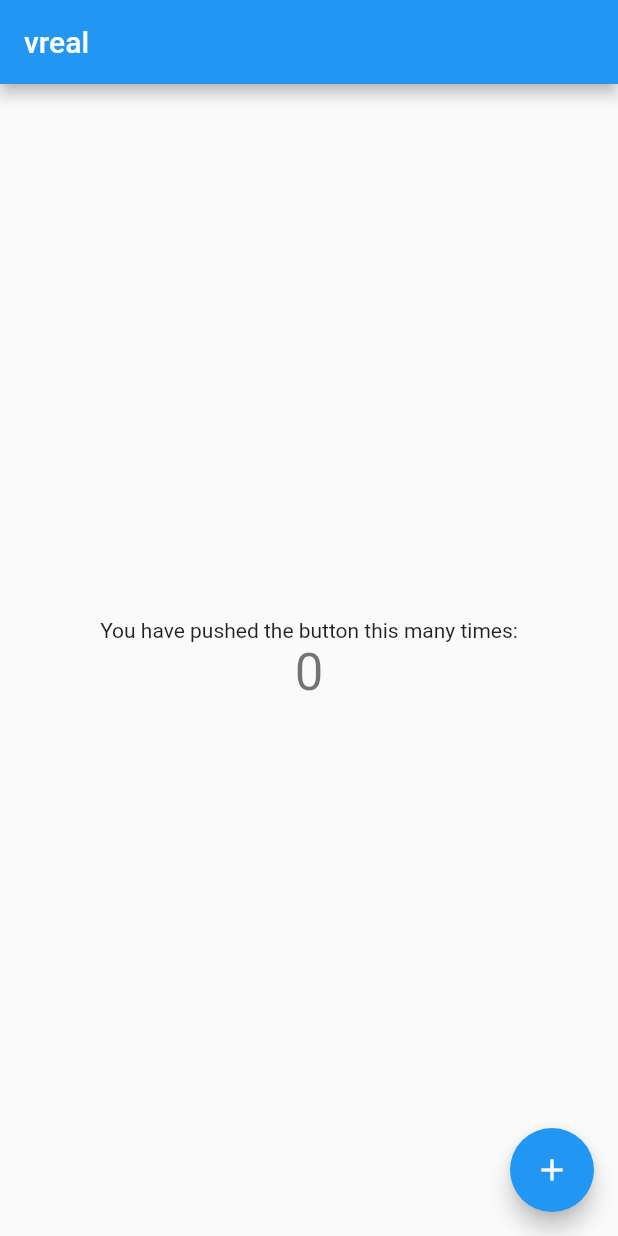
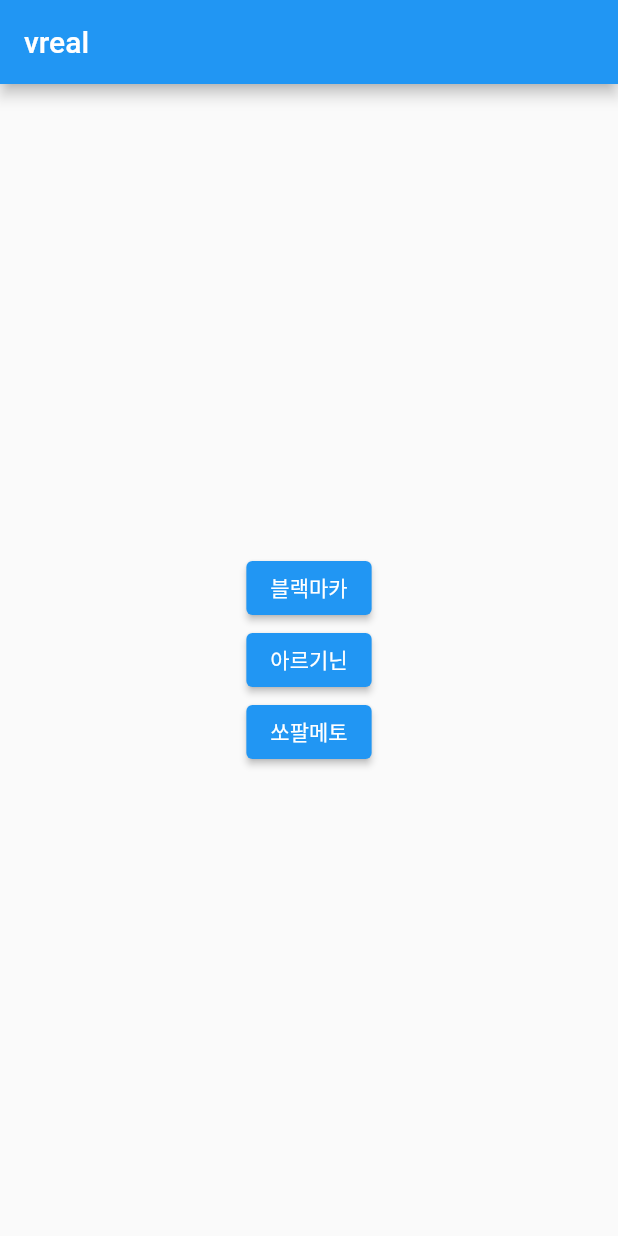
Before and after one commit to sohnsmith/vreal0.1, a Flutter app: the screen it shows after launch, on a phone screen of 412 x 824 dp. Run offline on Flutter 3.47's test engine with Material 2 defaults, Android fonts, the phone set to English and light mode, and no system bars.

Commit message:
first setting

```diff
--- a/lib/main.dart
+++ b/lib/main.dart
@@ -1,4 +1,5 @@
 import 'package:flutter/material.dart';
+import 'package:vreal0_1/src/app.dart';
 
 void main() {
   runApp(const MyApp());
@@ -13,103 +14,9 @@ class MyApp extends StatelessWidget {
     return MaterialApp(
       title: 'vreal',
       theme: ThemeData(
-        // This is the theme of your application.
-        //
-        // Try running your application with "flutter run". You'll see the
-        // application has a blue toolbar. Then, without quitting the app, try
-        // changing the primarySwatch below to Colors.green and then invoke
-        // "hot reload" (press "r" in the console where you ran "flutter run",
-        // or simply save your changes to "hot reload" in a Flutter IDE).
-        // Notice that the counter didn't reset back to zero; the application
-        // is not restarted.
         primarySwatch: Colors.blue,
       ),
-      home: const MyHomePage(title: 'vreal'),
+      home: const App(),
     );
   }
 }
-
-class MyHomePage extends StatefulWidget {
-  const MyHomePage({super.key, required this.title});
-
-  // This widget is the home page of your application. It is stateful, meaning
-  // that it has a State object (defined below) that contains fields that affect
-  // how it looks.
-
-  // This class is the configuration for the state. It holds the values (in this
-  // case the title) provided by the parent (in this case the App widget) and
-  // used by the build method of the State. Fields in a Widget subclass are
-  // always marked "final".
-
-  final String title;
-
-  @override
-  State<MyHomePage> createState() => _MyHomePageState();
-}
-
-class _MyHomePageState extends State<MyHomePage> {
-  int _counter = 0;
-
-  void _incrementCounter() {
-    setState(() {
-      // This call to setState tells the Flutter framework that something has
-      // changed in this State, which causes it to rerun the build method below
-      // so that the display can reflect the updated values. If we changed
-      // _counter without calling setState(), then the build method would not be
-      // called again, and so nothing would appear to happen.
-      _counter++;
-    });
-  }
-
-  @override
-  Widget build(BuildContext context) {
-    // This method is rerun every time setState is called, for instance as done
-    // by the _incrementCounter method above.
-    //
-    // The Flutter framework has been optimized to make rerunning build methods
-    // fast, so that you can just rebuild anything that needs updating rather
-    // than having to individually change instances of widgets.
-    return Scaffold(
-      appBar: AppBar(
-        // Here we take the value from the MyHomePage object that was created by
-        // the App.build method, and use it to set our appbar title.
-        title: Text(widget.title),
-      ),
-      body: Center(
-        // Center is a layout widget. It takes a single child and positions it
-        // in the middle of the parent.
-        child: Column(
-          // Column is also a layout widget. It takes a list of children and
-          // arranges them vertically. By default, it sizes itself to fit its
-          // children horizontally, and tries to be as tall as its parent.
-          //
-          // Invoke "debug painting" (press "p" in the console, choose the
-          // "Toggle Debug Paint" action from the Flutter Inspector in Android
-          // Studio, or the "Toggle Debug Paint" command in Visual Studio Code)
-          // to see the wireframe for each widget.
-          //
-          // Column has various properties to control how it sizes itself and
-          // how it positions its children. Here we use mainAxisAlignment to
-          // center the children vertically; the main axis here is the vertical
-          // axis because Columns are vertical (the cross axis would be
-          // horizontal).
-          mainAxisAlignment: MainAxisAlignment.center,
-          children: <Widget>[
-            const Text(
-              'You have pushed the button this many times:',
-            ),
-            Text(
-              '$_counter',
-              style: Theme.of(context).textTheme.headlineMedium,
-            ),
-          ],
-        ),
-      ),
-      floatingActionButton: FloatingActionButton(
-        onPressed: _incrementCounter,
-        tooltip: 'Increment',
-        child: const Icon(Icons.add),
-      ), // This trailing comma makes auto-formatting nicer for build methods.
-    );
-  }
-}
--- /dev/null
+++ b/lib/src/app.dart
@@ -0,0 +1,24 @@
+import 'package:flutter/material.dart';
+
+class App extends StatelessWidget {
+  const App({super.key});
+
+  @override
+  Widget build(BuildContext context) {
+    return Scaffold(
+      appBar: AppBar(
+        title: Text('vreal'),
+      ),
+      body: Center(
+        child: Column(
+          mainAxisAlignment: MainAxisAlignment.center,
+          children: [
+            ElevatedButton(onPressed: () {}, child: Text('블랙마카')),
+            ElevatedButton(onPressed: () {}, child: Text('아르기닌')),
+            ElevatedButton(onPressed: () {}, child: Text('쏘팔메토')),
+          ],
+        ),
+      ),
+    );
+  }
+}
```
Also changed, not shown: pubspec.lock, 1 other file.
